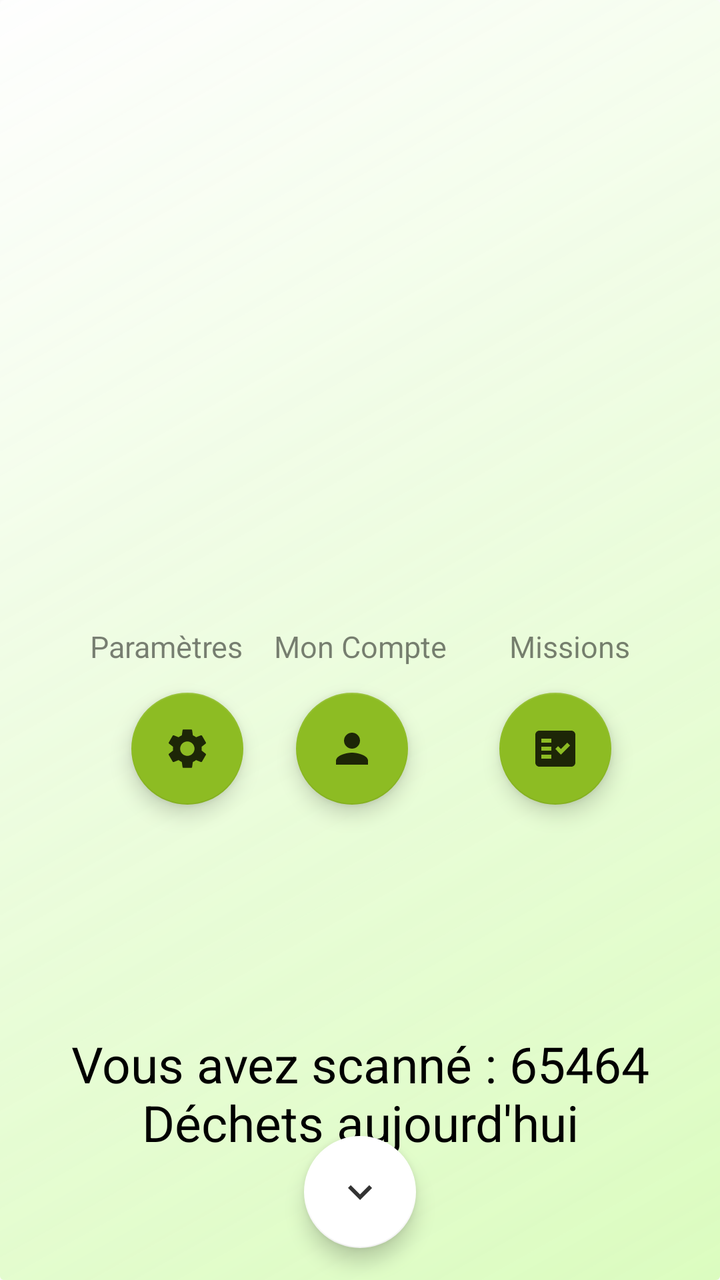
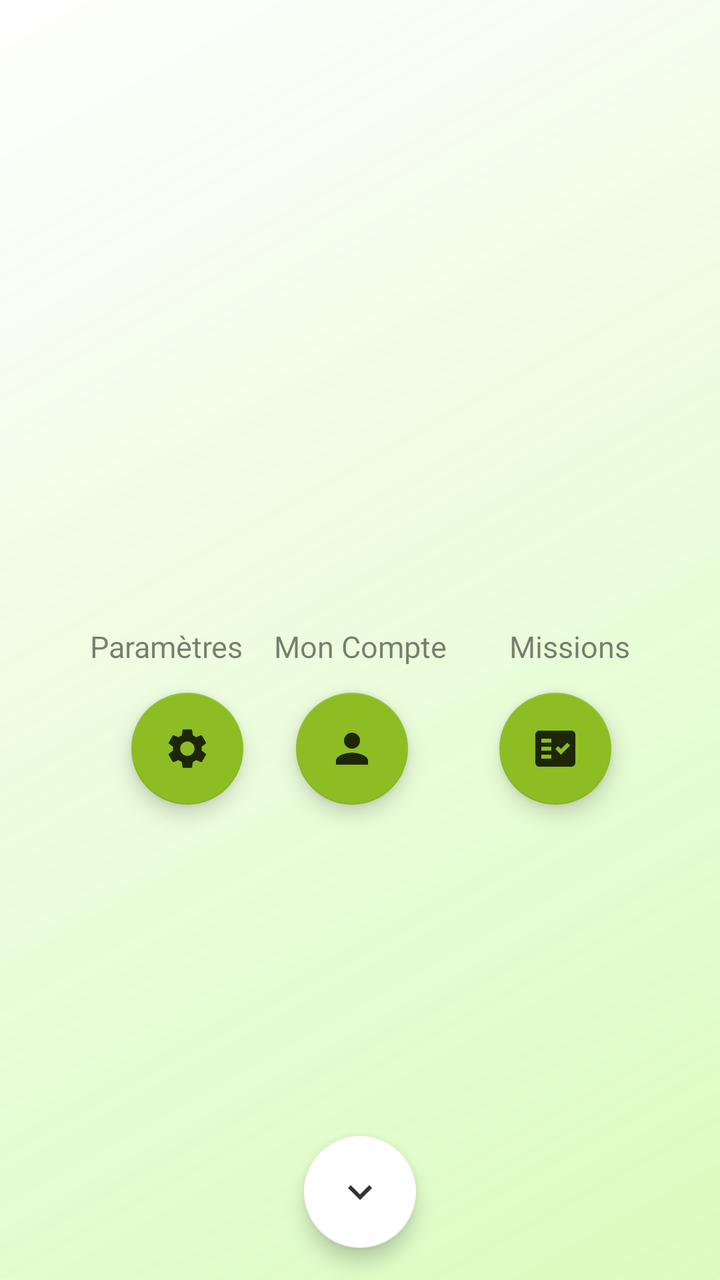

Screens rendered from an Android XML layout before and after an edit, with the pre-edit source and the edit as a unified diff.
<!-- AndroidManifest.xml: application theme AppTheme.NoActionBar -->
<!-- res/layout/dashboard_layout.xml -->
<?xml version="1.0" encoding="utf-8"?>
<androidx.constraintlayout.widget.ConstraintLayout xmlns:android="http://schemas.android.com/apk/res/android"
    xmlns:app="http://schemas.android.com/apk/res-auto"
    android:id="@+id/layoutTool"
    android:layout_width="match_parent"
    android:layout_height="match_parent"
    android:background="@drawable/dashboard_shape">


    <androidx.constraintlayout.widget.Group
        android:id="@+id/groupButton"
        android:layout_width="wrap_content"
        android:layout_height="wrap_content"
        app:constraint_referenced_ids="taskButton, settingsButton, accountButton, titleAccount, titleTask,titleSettings"
        app:layout_constraintBottom_toTopOf="parent"
        app:layout_constraintEnd_toStartOf="parent"
        app:layout_constraintStart_toStartOf="parent"
        app:layout_constraintTop_toTopOf="parent" />

    <com.google.android.material.floatingactionbutton.FloatingActionButton
        android:id="@+id/settingsButton"
        android:layout_width="wrap_content"
        android:layout_height="wrap_content"
        android:layout_marginTop="8dp"
        android:layout_marginEnd="5dp"
        android:src="@drawable/setting"
        app:backgroundTint="@color/green_light"
        app:layout_constraintEnd_toEndOf="@+id/titleSettings"
        app:layout_constraintTop_toBottomOf="@+id/titleSettings" />

    <com.google.android.material.floatingactionbutton.FloatingActionButton
        android:id="@+id/accountButton"
        android:layout_width="wrap_content"
        android:layout_height="wrap_content"
        android:layout_marginStart="16dp"
        android:layout_marginTop="8dp"
        android:src="@drawable/account"
        app:backgroundTint="@color/green_light"
        app:layout_constraintStart_toStartOf="@+id/titleAccount"
        app:layout_constraintTop_toBottomOf="@+id/titleAccount" />

    <com.google.android.material.floatingactionbutton.FloatingActionButton
        android:id="@+id/taskButton"
        android:layout_width="wrap_content"
        android:layout_height="wrap_content"
        android:layout_marginTop="8dp"
        android:src="@drawable/check_list"
        app:backgroundTint="@color/green_light"
        app:layout_constraintStart_toStartOf="@+id/titleTask"
        app:layout_constraintTop_toBottomOf="@+id/titleTask" />

    <TextView
        android:id="@+id/titleSettings"
        style="@style/TextAppearance"
        android:layout_width="wrap_content"
        android:layout_height="wrap_content"
        android:layout_marginStart="40dp"
        android:alpha=".5"
        android:elevation="10dp"
        android:padding="5dp"
        android:text="@string/settings_title"
        app:layout_constraintStart_toStartOf="parent"
        app:layout_constraintTop_toTopOf="@+id/titleAccount" />

    <TextView
        android:id="@+id/titleAccount"
        style="@style/TextAppearance"
        android:layout_width="wrap_content"
        android:layout_height="wrap_content"
        android:layout_marginHorizontal="15dp"
        android:alpha=".5"
        android:elevation="10dp"
        android:padding="5dp"
        android:text="@string/account_title"
        app:layout_constraintBottom_toBottomOf="@+id/titleTask"
        app:layout_constraintEnd_toEndOf="parent"
        app:layout_constraintStart_toStartOf="parent" />

    <TextView
        android:id="@+id/titleTask"
        style="@style/TextAppearance"
        android:layout_width="wrap_content"
        android:layout_height="wrap_content"
        android:layout_marginTop="308dp"
        android:layout_marginEnd="40dp"
        android:alpha=".5"
        android:elevation="10dp"
        android:padding="5dp"
        android:text="@string/missions_title"
        android:textColor="@color/black"
        app:layout_constraintEnd_toEndOf="parent"
        app:layout_constraintTop_toTopOf="parent" />

    <TextView
        android:id="@+id/home_title"
        android:layout_width="0dp"
        android:layout_height="wrap_content"
        android:layout_marginHorizontal="20dp"
        android:layout_marginStart="20dp"
        android:layout_marginTop="36dp"
        android:layout_marginEnd="20dp"
        style="@style/TextAppearance"
        android:textAlignment="center"
        android:textColor="@color/black"
        android:textSize="25dp"
        app:layout_constraintEnd_toEndOf="parent"
        app:layout_constraintStart_toStartOf="parent"
        app:layout_constraintTop_toBottomOf="@+id/settingsButton" />

    <TextView
        android:id="@+id/textRecap"
        android:layout_width="0dp"
        android:layout_height="wrap_content"
        android:layout_marginHorizontal="20dp"
        android:layout_marginStart="20dp"
        android:layout_marginTop="43dp"
        android:layout_marginEnd="20dp"
        style="@style/TextAppearance"
        android:text="Vous avez scanné : 65464 Déchets aujourd'hui"
        android:textAlignment="center"
        android:textSize="25dp"
        app:layout_constraintEnd_toEndOf="parent"
        app:layout_constraintStart_toStartOf="parent"
        app:layout_constraintTop_toBottomOf="@+id/home_title" />

    <com.google.android.material.floatingactionbutton.FloatingActionButton
        android:id="@+id/buttonClose"
        android:layout_width="wrap_content"
        android:layout_height="wrap_content"
        android:layout_marginBottom="16dp"
        android:src="@drawable/arrow_down"
        app:backgroundTint="@color/white"
        app:layout_constraintBottom_toBottomOf="parent"
        app:layout_constraintEnd_toEndOf="parent"
        app:layout_constraintHorizontal_bias="0.5"
        app:layout_constraintStart_toStartOf="parent" />
</androidx.constraintlayout.widget.ConstraintLayout>
<!-- resources referenced by this layout -->
<resources>
  <color name="black">#FF000000</color>
  <color name="green_light">#8dbc23</color>
  <color name="white">#FFFFFFFF</color>
  <!-- drawable account (drawable-anydpi) -->
  <vector xmlns:android="http://schemas.android.com/apk/res/android"
      android:width="24dp"
      android:height="24dp"
      android:viewportWidth="24"
      android:viewportHeight="24"
      android:tint="#000000"
      android:alpha="0.8">
    <path
        android:fillColor="@android:color/white"
        android:pathData="M12,12c2.21,0 4,-1.79 4,-4s-1.79,-4 -4,-4 -4,1.79 -4,4 1.79,4 4,4zM12,14c-2.67,0 -8,1.34 -8,4v2h16v-2c0,-2.66 -5.33,-4 -8,-4z"/>
  </vector>
  <!-- drawable arrow_down (drawable-anydpi) -->
  <vector xmlns:android="http://schemas.android.com/apk/res/android"
      android:width="24dp"
      android:height="24dp"
      android:viewportWidth="24"
      android:viewportHeight="24"
      android:tint="#000000"
      android:alpha="0.8">
    <path
        android:fillColor="@android:color/white"
        android:pathData="M7.41,8.59L12,13.17l4.59,-4.58L18,10l-6,6 -6,-6 1.41,-1.41z"/>
  </vector>
  <!-- drawable check_list (drawable-anydpi) -->
  <vector xmlns:android="http://schemas.android.com/apk/res/android"
      android:width="24dp"
      android:height="24dp"
      android:viewportWidth="24"
      android:viewportHeight="24"
      android:tint="#000000"
      android:alpha="0.8">
    <path
        android:fillColor="@android:color/white"
        android:pathData="M20,3H4C2.9,3 2,3.9 2,5v14c0,1.1 0.9,2 2,2h16c1.1,0 2,-0.9 2,-2V5C22,3.9 21.1,3 20,3zM10,17H5v-2h5V17zM10,13H5v-2h5V13zM10,9H5V7h5V9zM14.82,15L12,12.16l1.41,-1.41l1.41,1.42L17.99,9l1.42,1.42L14.82,15z"
        android:fillType="evenOdd"/>
  </vector>
  <!-- drawable dashboard_shape (drawable) -->
  <?xml version="1.0" encoding="utf-8"?>
  <layer-list xmlns:android="http://schemas.android.com/apk/res/android">
      <item>
          <shape android:shape="rectangle">
              <solid android:color="@color/green_opacity"/>
              <corners android:radius="2dp" />
              <gradient
                  android:angle="315"
                  android:centerX="80%"
                  android:endColor="@color/green_opacity"
                  android:startColor="@color/white" />
  
          </shape>
      </item>
  </layer-list>
  <string name="account_title">Mon Compte</string>
  <string name="missions_title">Missions</string>
  <string name="settings_title">Paramètres</string>
  <style name="TextAppearance" parent="TextAppearance.AppCompat">
          <item name="android:background">@color/transparent</item>
          <item name="android:textColor">@color/black</item>
          <item name="android:textSize">15sp</item>
      </style>
  <style name="AppTheme.NoActionBar">
          <item name="windowActionBar">false</item>
          <item name="windowNoTitle">true</item>
      </style>
  <color name="green_opacity">#BABFFD8A</color>
  <color name="transparent">#00FFFFFF</color>
  <!-- unchanged entries left out for length: 1 -->
</resources>

<!-- the commit's change to res/layout/dashboard_layout.xml (unified diff, before → after) -->
@@ -116,7 +116,6 @@
         android:layout_marginTop="43dp"
         android:layout_marginEnd="20dp"
         style="@style/TextAppearance"
-        android:text="Vous avez scanné : 65464 Déchets aujourd'hui"
         android:textAlignment="center"
         android:textSize="25dp"
         app:layout_constraintEnd_toEndOf="parent"
